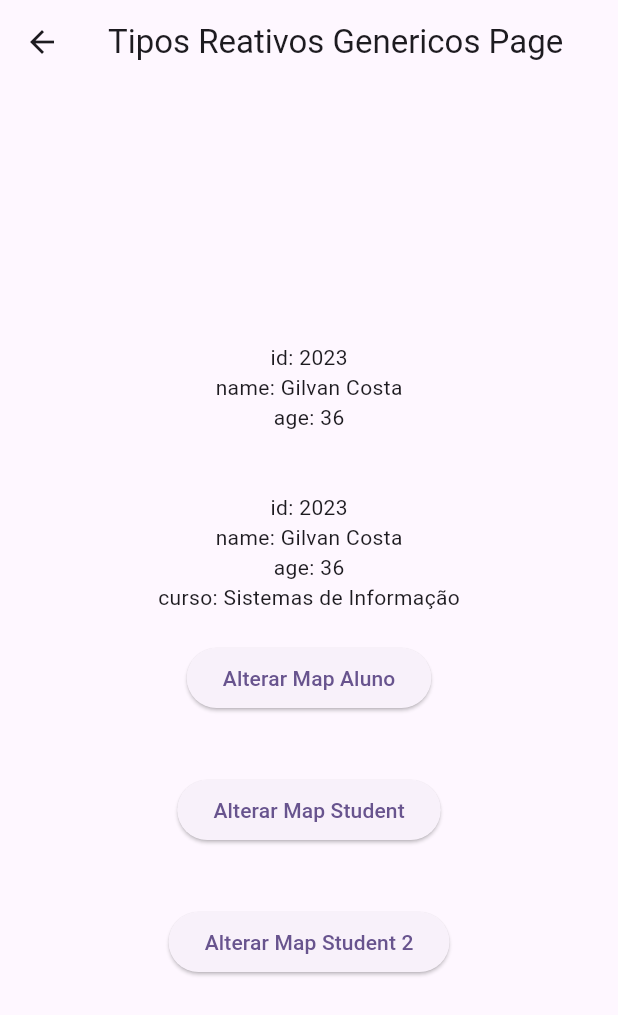
After one commit to gilvancosta/GetX-State-Mananger, a Flutter app: the screen it shows after launch, after a tap on "Tipos Reativos Genericos", on a phone screen of 412 x 824 dp. The commit adds this screen. Shown: the top 1015 px of the screen. Run offline on Flutter 3.47's test engine with Material 2 defaults, Android fonts, the phone set to English and light mode, and no system bars; our stand-ins replace get; missing offline and left inert: dart:ffi.

Commit message:
tipo state

```diff
--- a/lib/app/app.dart
+++ b/lib/app/app.dart
@@ -4,6 +4,10 @@ import 'package:get/get.dart';
 import 'ui/pages/home/home_page.dart';
 import 'ui/pages/reatividade/reatividade_page.dart';
 import 'ui/pages/tipos/tipos_reativos_page.dart';
+import 'ui/pages/tipos_genericos/tipos_reativos_genericos_page.dart';
+import 'ui/pages/tipos_genericos_nulos/tipos_genericos_nulos_page.dart';
+import 'ui/pages/tipos_obs/tipos_obs_page.dart';
+import 'ui/pages/tipos_update/tipos_update.page.dart';
 
 class MyApp extends StatelessWidget {
   const MyApp({super.key});
@@ -30,6 +34,25 @@ class MyApp extends StatelessWidget {
               name: '/tipos-reativos',
               page: () => const TiposReativosPage(),
             ),
+            GetPage(
+              name: '/tipos-reativos-genericos',
+              page: () => const TiposReativosGenericosPage(),
+            ),
+            GetPage(
+              name: '/tipos-genericos-nulos',
+              page: () => const TiposGenericosNulosPage(),
+            ),
+             GetPage(
+            name: '/tipos-obs',
+            page: () => const TiposObsPage(),
+          ),
+                GetPage(
+            name: '/tipos-update',
+            page: () => const TiposUpdatePage(),
+          ),
+
+
+
           ]
         ),
       ],
--- /dev/null
+++ b/lib/app/domain/entities/aluno/student.dart
@@ -0,0 +1,12 @@
+class StudentEntity {
+  int id;
+  String name;
+  int age;
+  String curso;
+  StudentEntity({
+    required this.id,
+    required this.name,
+    required this.age,
+    required this.curso,
+  });
+}
--- /dev/null
+++ b/lib/app/domain/entities/user/user_entity.dart
@@ -0,0 +1,24 @@
+// ignore_for_file: public_member_api_docs, sort_constructors_first
+class UserEntity {
+  int id;
+  String name;
+  int age;
+
+  UserEntity({
+    required this.id,
+    required this.name,
+    required this.age,
+  });
+
+  UserEntity copyWith({
+    int? id,
+    String? name,
+    int? age,
+  }) {
+    return UserEntity(
+      id: id ?? this.id,
+      name: name ?? this.name,
+      age: age ?? this.age,
+    );
+  }
+}
--- a/lib/app/ui/pages/home/home_page.dart
+++ b/lib/app/ui/pages/home/home_page.dart
@@ -3,6 +3,10 @@ import 'package:get/get.dart';
 
 import '../reatividade/reatividade_page.dart';
 import '../tipos/tipos_reativos_page.dart';
+import '../tipos_genericos/tipos_reativos_genericos_page.dart';
+import '../tipos_genericos_nulos/tipos_genericos_nulos_page.dart';
+import '../tipos_obs/tipos_obs_page.dart';
+import '../tipos_update/tipos_update.page.dart';
 
 class HomePage extends StatelessWidget {
   const HomePage({super.key});
@@ -22,13 +26,38 @@ class HomePage extends StatelessWidget {
                   Get.to(() => const ReatividadePage());
                 },
                 child: const Text('Exemp. Reatividade')),
-                const SizedBox(height: 20),
+            const SizedBox(height: 20),
             ElevatedButton(
                 onPressed: () {
                   Get.to(() => const TiposReativosPage());
                 },
                 child: const Text('Tipos Reativos')),
+            const SizedBox(height: 20),
+            ElevatedButton(
+                onPressed: () {
+                  Get.to(() => const TiposReativosGenericosPage());
+                },
+                child: const Text('Tipos Reativos Genericos')),
+            const SizedBox(height: 20),
+            ElevatedButton(
+                onPressed: () {
+                  Get.to(() => const TiposGenericosNulosPage());
+                },
+                child: const Text('Tipos Genericos Nulos')),
 
+            const SizedBox(height: 20),
+            ElevatedButton(
+                onPressed: () {
+                  Get.to(() => const TiposObsPage());
+                },
+                child: const Text('Tipos OBS')),
+
+            const SizedBox(height: 20),
+            ElevatedButton(
+                onPressed: () {
+                  Get.to(() => const TiposUpdatePage());
+                },
+                child: const Text('Tipos Update')),
 
           ],
         ),
--- /dev/null
+++ b/lib/app/ui/pages/tipos_genericos/tipos_reativos_genericos_page.dart
@@ -0,0 +1,101 @@
+import 'package:flutter/material.dart';
+import 'package:get/get.dart';
+
+import '../../../domain/entities/aluno/student.dart';
+
+class TiposReativosGenericosPage extends StatefulWidget {
+  const TiposReativosGenericosPage({super.key});
+
+  @override
+  State<TiposReativosGenericosPage> createState() => _TiposReativosGenericosPageState();
+}
+
+class _TiposReativosGenericosPageState extends State<TiposReativosGenericosPage> {
+  final aluno = Rx<Map<String, dynamic>>({
+    'id': 2023,
+    'name': 'Gilvan Costa',
+    'age': 36,
+  });
+
+  final studentEntity = Rx<StudentEntity>(StudentEntity(
+    id: 2023,
+    name: 'Gilvan Costa',
+    age: 36,
+    curso: 'Sistemas de Informação',
+  ));
+
+  @override
+  Widget build(BuildContext context) {
+    return Scaffold(
+      appBar: AppBar(
+        title: const Text('Tipos Reativos Genericos Page'),
+      ),
+      body: Center(
+        child: Column(
+          mainAxisAlignment: MainAxisAlignment.center,
+          children: <Widget>[
+            Obx(() => Column(
+                  children: [
+                    Text('id: ${aluno.value['id']}'),
+                    Text('name: ${aluno.value['name']}'),
+                    Text('age: ${aluno.value['age']}'),
+                  ],
+                )),
+            const SizedBox(height: 20),
+            const SizedBox(height: 20),
+            Obx(() => Column(
+                  children: [
+                    Text('id: ${studentEntity.value.id}'),
+                    Text('name: ${studentEntity.value.name}'),
+                    Text('age: ${studentEntity.value.age}'),
+                    Text('curso: ${studentEntity.value.curso}'),
+                  ],
+                )),
+            const SizedBox(height: 20),
+            ElevatedButton(
+                onPressed: () {
+                  aluno.value['id'] = 2024;
+                  aluno.value['name'] = 'Gilvan Costa 2';
+                  aluno.value['age'] = 37;
+
+                  aluno.refresh();
+                },
+                child: const Text('Alterar Map Aluno')),
+            const SizedBox(height: 20),
+            const SizedBox(height: 20),
+            ElevatedButton(
+                onPressed: () {
+                  studentEntity.value.id = 2025;
+                  studentEntity.value.name = 'Gilvan Araújo';
+                  studentEntity.value.age = 52;
+                  studentEntity.value.curso = 'Expecialista em Flutter';
+                  studentEntity.refresh();
+                },
+                child: const Text('Alterar Map Student')),
+            const SizedBox(height: 20),
+            const SizedBox(height: 20),
+            ElevatedButton(
+                onPressed: () {
+/*                   studentEntity.value = StudentEntity(
+                    id: 2027,
+                    name: 'Gilvan Araújo 2',
+                    age: 55,
+                    curso: 'Expecialista em Flutter 2',
+                  );  */
+                  // usando callable classes
+                  studentEntity(StudentEntity(
+                    id: 2027,
+                    name: 'Gilvan Araújo 2',
+                    age: 55,
+                    curso: 'Expecialista em Flutter 2',
+                  ));
+
+                  // studentEntity.refresh();
+                },
+                child: const Text('Alterar Map Student 2')),
+          ],
+        ),
+      ),
+    );
+  }
+}
--- /dev/null
+++ b/lib/app/ui/pages/tipos_obs/tipos_obs_page.dart
@@ -0,0 +1,42 @@
+import 'package:flutter/material.dart';
+import 'package:get/get.dart';
+
+class TiposObsPage extends StatefulWidget {
+  const TiposObsPage({super.key});
+
+  @override
+  State<TiposObsPage> createState() => _TiposObsPageState();
+}
+
+class _TiposObsPageState extends State<TiposObsPage> {
+  final name = 'Gilvan Araújo'.obs;
+
+  @override
+  Widget build(BuildContext context) {
+    return Scaffold(
+      appBar: AppBar(
+        title: const Text('Tipos OBS'),
+      ),
+      body: Center(
+        child: Column(
+          mainAxisAlignment: MainAxisAlignment.center,
+          children: [
+            Obx(() => Text('Name: ${name.value}')),
+            const SizedBox(height: 20),
+            ElevatedButton(
+                onPressed: () {
+                  name.value = 'Gilvan Costa';
+                },
+                child: const Text('Alterar Nome')),
+            const SizedBox(height: 20),
+            ElevatedButton(
+                onPressed: () {
+                  name.value = 'Gilvan Costa 2';
+                },
+                child: const Text('Alterar Nome')),
+          ],
+        ),
+      ),
+    );
+  }
+}
--- /dev/null
+++ b/lib/app/ui/pages/tipos_update/tipos_update.page.dart
@@ -0,0 +1,51 @@
+import 'package:flutter/material.dart';
+import 'package:get/get.dart';
+
+import '../../../domain/entities/user/user_entity.dart';
+
+class TiposUpdatePage extends StatefulWidget {
+  const TiposUpdatePage({super.key});
+
+  @override
+  State<TiposUpdatePage> createState() => _TiposUpdatePageState();
+}
+
+class _TiposUpdatePageState extends State<TiposUpdatePage> {
+
+  final userEntity = UserEntity(
+    id: 1,
+    name: 'Gilvan Costa',
+    age: 36,
+  ).obs;
+
+  @override
+  Widget build(BuildContext context) {
+    return Scaffold(
+        appBar: AppBar(
+          title: const Text('Tipos Update page'),
+        ),
+        body: Center(
+          child: Column(children: [
+            Obx(() {
+              return Text('Name: ${userEntity.value.name}');
+            }),
+            const SizedBox(height: 20),
+            Obx(() => Text('Age: ${userEntity.value.age}')),
+            const SizedBox(height: 20),
+            ElevatedButton(
+                onPressed: () {
+                  userEntity.value = userEntity.value.copyWith(name: 'Gilvan Costa 33');
+                },
+                child: const Text('Alterar com copy with')),
+            const SizedBox(height: 20),
+            ElevatedButton(
+                onPressed: () {
+                  userEntity.update((user) {
+                    user?.name = 'Gilvan Costa 44';
+                  });
+                },
+                child: const Text('Alterar com update')),
+          ]),
+        ));
+  }
+}
```
Also changed, not shown: lib/app/ui/pages/tipos_genericos_nulos/tipos_genericos_nulos_page.dart (added, +32 -0 lines).
